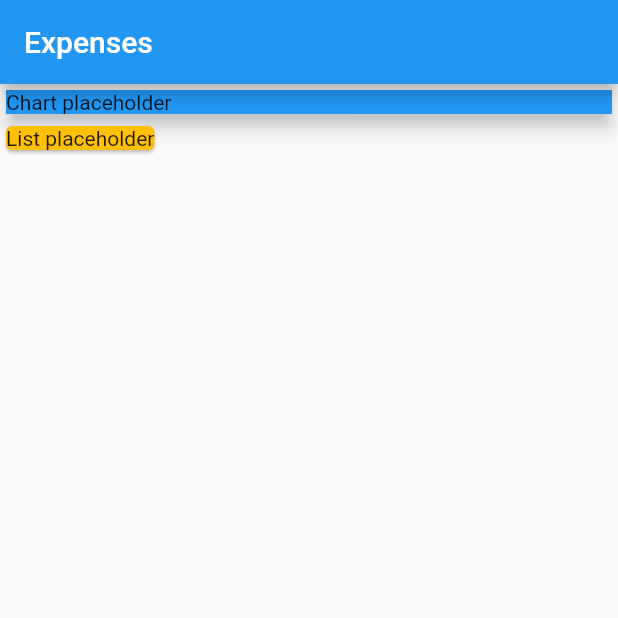
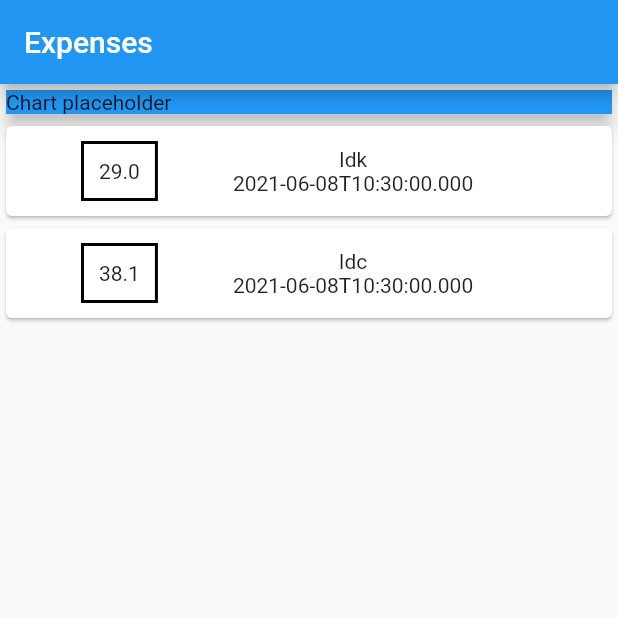
Before and after one commit to hyperinactive/expd, a Flutter app: the screen it shows after launch, on a phone screen of 412 x 824 dp, the top half of it. Run offline on Flutter 3.47's test engine with Material 2 defaults, Android fonts, the phone set to English and light mode, and no system bars.

Commit message:
list of transactions

```diff
--- a/lib/main.dart
+++ b/lib/main.dart
@@ -1,4 +1,5 @@
 import 'package:flutter/material.dart';
+import 'package:pea/transaction.dart';
 
 void main() {
   runApp(MyApp());
@@ -18,7 +19,20 @@ class MyApp extends StatelessWidget {
 }
 
 class MyHomePage extends StatelessWidget {
-  const MyHomePage({Key key}) : super(key: key);
+  final List<Transaction> transactions = [
+    Transaction(
+      id: 1,
+      title: 'Idk',
+      amount: 29.00,
+      date: DateTime.now(), // js thing with timestamps
+    ),
+    Transaction(
+      id: 2,
+      title: 'Idc',
+      amount: 38.10,
+      date: DateTime.now(), // js thing with timestamps
+    ),
+  ];
 
   @override
   Widget build(BuildContext context) {
@@ -41,9 +55,31 @@ class MyHomePage extends StatelessWidget {
             ),
             elevation: 5, // drop shadow size
           ),
-          Card(
-            child: Text('List placeholder'),
-            color: Colors.amber,
+          Column(
+            // render card widgets using the transaction list
+            children: transactions.map((e) {
+              return Card(
+                child: Row(
+                  children: [
+                    Container(
+                      child: Text(e.amount.toString()),
+                      // margin and padding, both use EdgeInsets class
+                      padding: EdgeInsets.all(10),
+                      margin:
+                          EdgeInsets.symmetric(vertical: 10, horizontal: 50),
+                      decoration: BoxDecoration(
+                          border: Border.all(color: Colors.black, width: 2)),
+                    ),
+                    Column(
+                      children: [
+                        Text(e.title),
+                        Text(e.date.toIso8601String().toString()),
+                      ],
+                    ),
+                  ],
+                ),
+              );
+            }).toList(),
           ),
         ],
       ),
--- /dev/null
+++ b/lib/transaction.dart
@@ -0,0 +1,16 @@
+import 'package:flutter/foundation.dart';
+
+class Transaction {
+  // final cus I don't expect them to change, no updating will be happening
+  final int id;
+  final String title;
+  final double amount;
+  final DateTime date;
+
+  Transaction({
+    @required this.id,
+    @required this.title,
+    @required this.amount,
+    @required this.date,
+  });
+}
```
